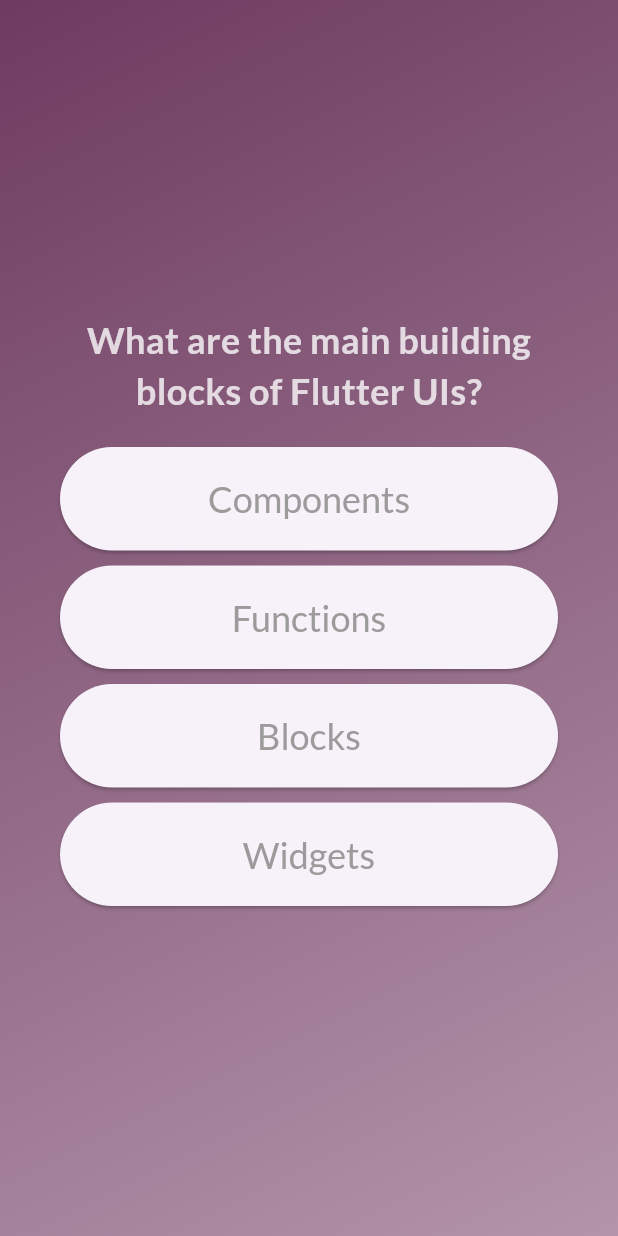
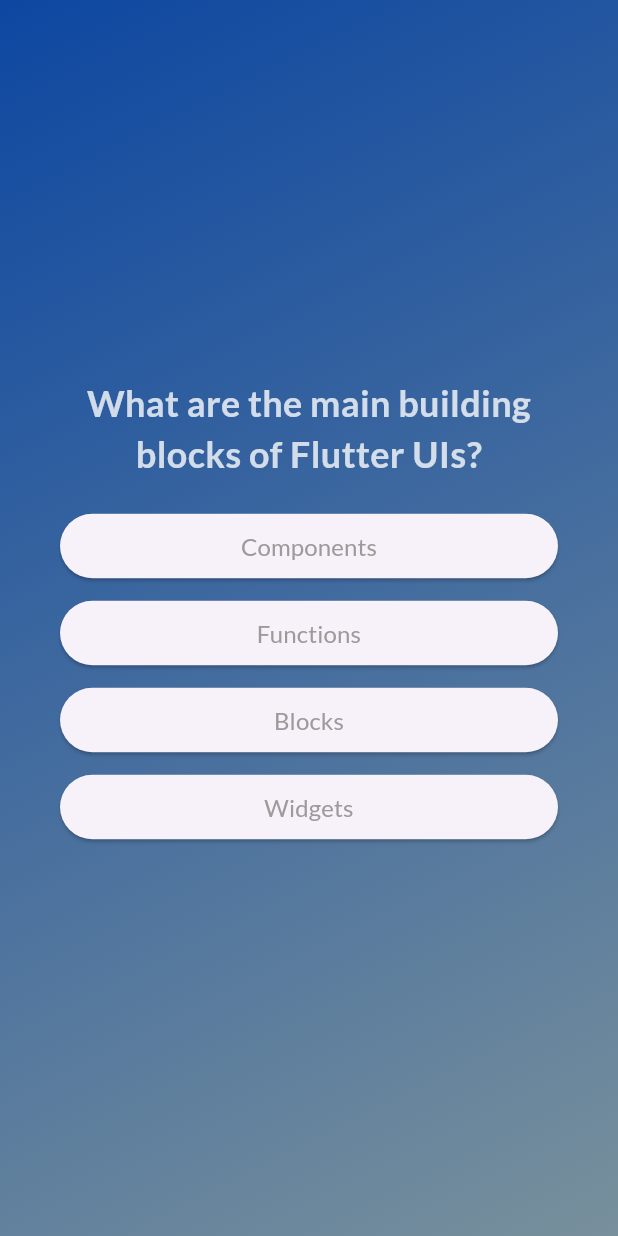
Before and after one commit to aggelostais/quiz_app, a Flutter app: the screen it shows after launch, after a tap on "Take the Quiz", on a phone screen of 412 x 824 dp. Run offline on Flutter 3.47's test engine with Material 3 defaults, Android fonts, the phone set to English and light mode, and no system bars; our stand-ins replace google_fonts.

Commit message:
Refactor button and summary styles

```diff
--- a/lib/answer_button.dart
+++ b/lib/answer_button.dart
@@ -13,18 +13,18 @@ class AnswerButton extends StatelessWidget {
       onPressed: onTap,
       style: ElevatedButton.styleFrom(
         foregroundColor: const Color.fromARGB(255, 156, 155, 156),
-        textStyle: const TextStyle(fontSize: 24),
+        // textStyle: const TextStyle(fontSize: 24),
         // shape: RoundedRectangleBorder(
         //   borderRadius: BorderRadius.circular(40),
         // ),
-        padding: const EdgeInsets.symmetric(vertical: 20, horizontal: 40),
+        padding: const EdgeInsets.symmetric(vertical: 10, horizontal: 20),
       ),
       child: Text(
         answerText,
         textAlign: TextAlign.center,
         style: GoogleFonts.lato(
           textStyle: const TextStyle(
-            fontSize: 24,
+            fontSize: 16,
           ),
         ),
       ),
--- a/lib/quiz.dart
+++ b/lib/quiz.dart
@@ -55,7 +55,6 @@ class _QuizState extends State<Quiz> {
 // Adds the selected answer to the list
   void chooseAnswer(String answer) {
     selectedAnswers.add(answer);
-    print(selectedAnswers);
     if (selectedAnswers.length == questions.length) {
       setState(() {
         activeScreen = 'result-screen';
@@ -86,11 +85,11 @@ class _QuizState extends State<Quiz> {
       home: Scaffold(
         body: Container(
           //We wrap it in container here to apply the same gradient to all screens
-          decoration: const BoxDecoration(
+          decoration: BoxDecoration(
             gradient: LinearGradient(
               colors: [
-                Color.fromARGB(255, 110, 59, 96),
-                Color.fromARGB(255, 179, 148, 170)
+                Colors.blue.shade900,
+                Colors.blueGrey.shade400,
               ],
               begin: Alignment.topLeft,
               end: Alignment.bottomRight,
```
Also changed, not shown: lib/questions_summary.dart (+39 -9 lines), lib/results_screen.dart (+26 -6 lines).
